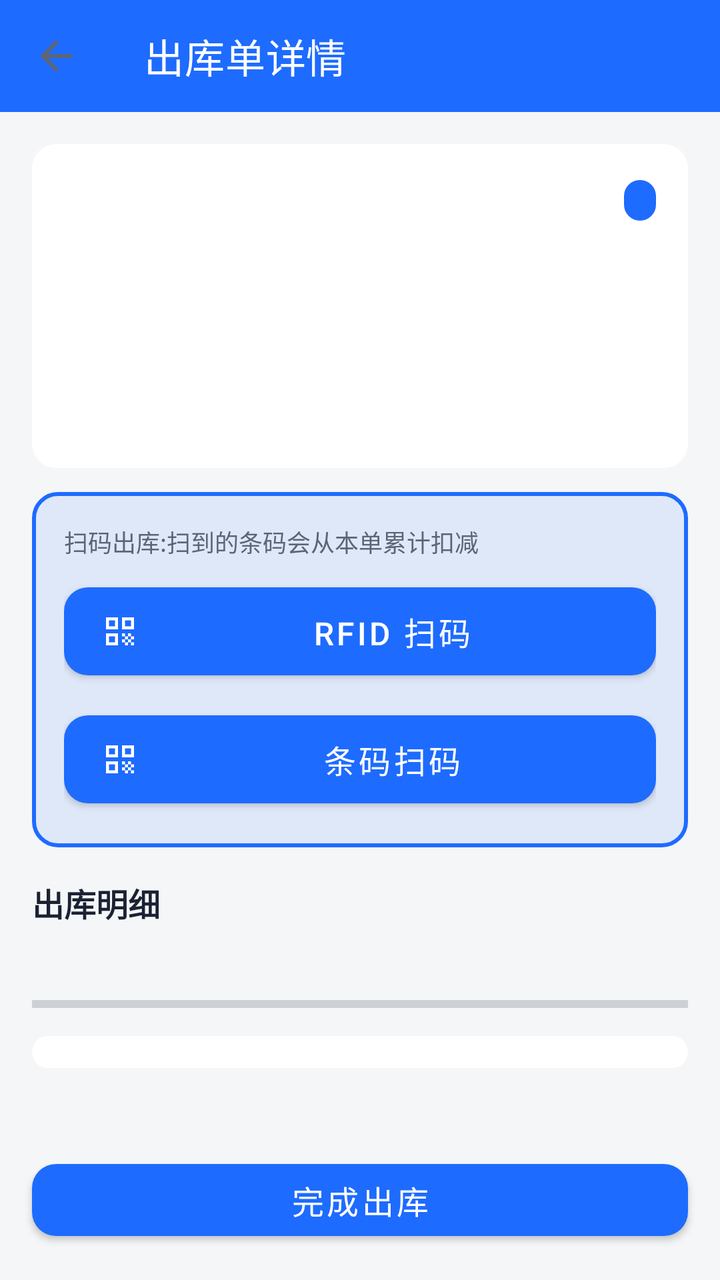
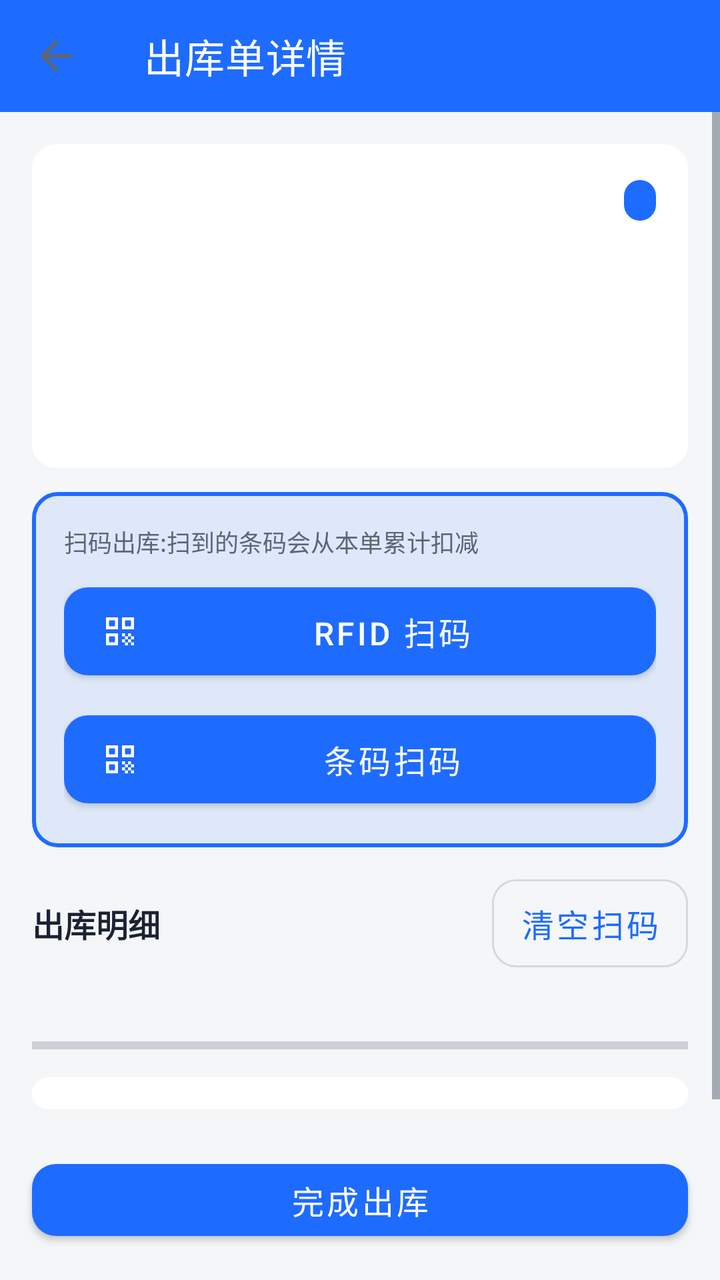

The first picture is an Android layout as it rendered before a commit; the second is the same layout after the commit. The layout source and the unified diff follow.
<!-- AndroidManifest.xml: application theme Theme.SimpleWmsPda -->
<!-- res/layout/activity_outbound_detail.xml -->
<?xml version="1.0" encoding="utf-8"?>
<LinearLayout xmlns:android="http://schemas.android.com/apk/res/android"
    xmlns:app="http://schemas.android.com/apk/res-auto"
    android:layout_width="match_parent"
    android:layout_height="match_parent"
    android:orientation="vertical"
    android:background="@color/bg_page">

    <com.google.android.material.appbar.MaterialToolbar
        android:id="@+id/toolbar"
        android:layout_width="match_parent"
        android:layout_height="?attr/actionBarSize"
        android:background="@color/primary"
        app:title="@string/outbound_detail_title"
        app:titleTextColor="@color/on_primary"
        app:navigationIcon="?attr/homeAsUpIndicator" />

    <ScrollView
        android:layout_width="match_parent"
        android:layout_height="0dp"
        android:layout_weight="1">

        <LinearLayout
            android:layout_width="match_parent"
            android:layout_height="wrap_content"
            android:orientation="vertical"
            android:padding="@dimen/space_lg">

            <LinearLayout
                style="@style/Card.SimpleWMS"
                android:layout_width="match_parent"
                android:layout_height="wrap_content"
                android:orientation="vertical">

                <LinearLayout
                    android:layout_width="match_parent"
                    android:layout_height="wrap_content"
                    android:orientation="horizontal"
                    android:gravity="center_vertical">

                    <TextView
                        android:id="@+id/tv_id"
                        android:layout_width="0dp"
                        android:layout_height="wrap_content"
                        android:layout_weight="1"
                        android:textColor="@color/text_primary"
                        android:textSize="@dimen/text_title"
                        android:textStyle="bold" />

                    <TextView
                        android:id="@+id/tv_status"
                        android:layout_width="wrap_content"
                        android:layout_height="wrap_content"
                        style="@style/Status.Pill" />
                </LinearLayout>

                <TextView
                    android:id="@+id/tv_customer"
                    android:layout_width="wrap_content"
                    android:layout_height="wrap_content"
                    android:layout_marginTop="@dimen/space_sm"
                    style="@style/Text.Body" />

                <TextView
                    android:id="@+id/tv_external_no"
                    android:layout_width="wrap_content"
                    android:layout_height="wrap_content"
                    style="@style/Text.Body" />

                <TextView
                    android:id="@+id/tv_operator"
                    android:layout_width="wrap_content"
                    android:layout_height="wrap_content"
                    style="@style/Text.Body" />

                <TextView
                    android:id="@+id/tv_summary"
                    android:layout_width="wrap_content"
                    android:layout_height="wrap_content"
                    style="@style/Text.Caption"
                    android:layout_marginTop="@dimen/space_xs" />

                <TextView
                    android:id="@+id/tv_remark"
                    android:layout_width="wrap_content"
                    android:layout_height="wrap_content"
                    style="@style/Text.Caption"
                    android:layout_marginTop="@dimen/space_xs" />
            </LinearLayout>

            <LinearLayout
                android:layout_width="match_parent"
                android:layout_height="wrap_content"
                android:orientation="vertical"
                android:padding="@dimen/space_lg"
                android:layout_marginTop="@dimen/space_md"
                android:background="@drawable/bg_scan_frame">

                <TextView
                    android:layout_width="wrap_content"
                    android:layout_height="wrap_content"
                    android:text="@string/outbound_scan_hint"
                    style="@style/Text.Caption" />

                
                <LinearLayout
                    android:layout_width="match_parent"
                    android:layout_height="wrap_content"
                    android:orientation="horizontal"
                    android:layout_marginTop="@dimen/space_sm">

                    <com.google.android.material.button.MaterialButton
                        android:id="@+id/btn_rfid_scan"
                        android:layout_width="0dp"
                        android:layout_height="56dp"
                        android:layout_weight="1"
                        android:text="RFID 扫码"
                        app:icon="@drawable/ic_scan" />

                    <com.google.android.material.button.MaterialButton
                        android:id="@+id/btn_rfid_stop"
                        android:layout_width="0dp"
                        android:layout_height="56dp"
                        android:layout_weight="1"
                        android:text="停止"
                        android:visibility="gone"
                        style="@style/Widget.Material3.Button.TonalButton" />
                </LinearLayout>

                
                <LinearLayout
                    android:layout_width="match_parent"
                    android:layout_height="wrap_content"
                    android:orientation="horizontal"
                    android:layout_marginTop="@dimen/space_sm">

                    <com.google.android.material.button.MaterialButton
                        android:id="@+id/btn_barcode_scan"
                        android:layout_width="0dp"
                        android:layout_height="56dp"
                        android:layout_weight="1"
                        android:text="条码扫码"
                        app:icon="@drawable/ic_scan" />

                    <com.google.android.material.button.MaterialButton
                        android:id="@+id/btn_barcode_stop"
                        android:layout_width="0dp"
                        android:layout_height="56dp"
                        android:layout_weight="1"
                        android:text="停止"
                        android:visibility="gone"
                        style="@style/Widget.Material3.Button.TonalButton" />
                </LinearLayout>
            </LinearLayout>

            <TextView
                android:layout_width="wrap_content"
                android:layout_height="wrap_content"
                android:layout_marginTop="@dimen/space_lg"
                android:text="@string/section_lines_outbound"
                style="@style/Text.Subtitle" />

            <TextView
                android:id="@+id/tv_progress"
                android:layout_width="wrap_content"
                android:layout_height="wrap_content"
                android:layout_marginTop="@dimen/space_sm"
                style="@style/Text.Body"
                android:textColor="@color/text_secondary" />

            <ProgressBar
                android:id="@+id/progress_bar"
                style="?android:attr/progressBarStyleHorizontal"
                android:layout_width="match_parent"
                android:layout_height="wrap_content"
                android:layout_marginTop="@dimen/space_xs"
                android:max="100"
                android:progress="0" />

            <LinearLayout
                android:id="@+id/ll_lines"
                android:layout_width="match_parent"
                android:layout_height="wrap_content"
                android:orientation="vertical"
                android:background="@drawable/bg_card"
                android:padding="@dimen/space_sm"
                android:layout_marginTop="@dimen/space_sm" />

            
            <TextView
                android:id="@+id/tv_scanned_title"
                android:layout_width="wrap_content"
                android:layout_height="wrap_content"
                android:layout_marginTop="@dimen/space_lg"
                android:text="扫码记录"
                style="@style/Text.Subtitle"
                android:visibility="gone" />

            <LinearLayout
                android:id="@+id/ll_scanned"
                android:layout_width="match_parent"
                android:layout_height="wrap_content"
                android:orientation="vertical"
                android:background="@drawable/bg_card"
                android:padding="@dimen/space_sm"
                android:layout_marginTop="@dimen/space_sm"
                android:visibility="gone" />
        </LinearLayout>
    </ScrollView>

    <com.google.android.material.button.MaterialButton
        android:id="@+id/btn_complete"
        android:layout_width="match_parent"
        android:layout_height="wrap_content"
        android:layout_margin="@dimen/space_lg"
        android:text="@string/btn_complete_outbound" />
</LinearLayout>
<!-- resources referenced by this layout -->
<resources>
  <color name="bg_page">#F4F6F8</color>
  <color name="on_primary">#FFFFFF</color>
  <color name="primary">#1E6BFF</color>
  <color name="text_primary">#1A2233</color>
  <color name="text_secondary">#5C6577</color>
  <dimen name="space_lg">16dp</dimen>
  <dimen name="space_md">12dp</dimen>
  <dimen name="space_sm">8dp</dimen>
  <dimen name="space_xs">4dp</dimen>
  <dimen name="text_title">18sp</dimen>
  <!-- drawable bg_card (drawable) -->
  <?xml version="1.0" encoding="utf-8"?>
  <shape xmlns:android="http://schemas.android.com/apk/res/android" android:shape="rectangle">
      <solid android:color="@color/bg_card" />
      <corners android:radius="@dimen/card_corner" />
  </shape>
  <!-- drawable bg_scan_frame (drawable) -->
  <?xml version="1.0" encoding="utf-8"?>
  <shape xmlns:android="http://schemas.android.com/apk/res/android" android:shape="rectangle">
      <solid android:color="#1A1E6BFF" />
      <stroke android:width="2dp" android:color="@color/primary" />
      <corners android:radius="12dp" />
  </shape>
  <string name="btn_complete_outbound">完成出库</string>
  <string name="outbound_detail_title">出库单详情</string>
  <string name="outbound_scan_hint">扫码出库:扫到的条码会从本单累计扣减</string>
  <string name="section_lines_outbound">出库明细</string>
  <style name="Card.SimpleWMS">
          <item name="android:background">@drawable/bg_card</item>
          <item name="android:padding">@dimen/space_lg</item>
      </style>
  <style name="Status.Pill">
          <item name="android:textSize">@dimen/text_caption</item>
          <item name="android:textColor">@color/on_primary</item>
          <item name="android:background">@drawable/bg_pill</item>
          <item name="android:paddingStart">@dimen/space_sm</item>
          <item name="android:paddingEnd">@dimen/space_sm</item>
          <item name="android:paddingTop">2dp</item>
          <item name="android:paddingBottom">2dp</item>
      </style>
  <style name="Text.Body">
          <item name="android:textSize">@dimen/text_body</item>
          <item name="android:textColor">@color/text_primary</item>
      </style>
  <style name="Text.Caption">
          <item name="android:textSize">@dimen/text_caption</item>
          <item name="android:textColor">@color/text_secondary</item>
      </style>
  <style name="Text.Subtitle">
          <item name="android:textSize">@dimen/text_subtitle</item>
          <item name="android:textColor">@color/text_primary</item>
          <item name="android:textStyle">bold</item>
      </style>
  <style name="Theme.SimpleWmsPda" parent="Theme.SimpleWMS" />
  <color name="bg_card">#FFFFFF</color>
  <dimen name="card_corner">12dp</dimen>
  <dimen name="text_caption">12sp</dimen>
  <!-- drawable bg_pill (drawable) -->
  <?xml version="1.0" encoding="utf-8"?>
  <shape xmlns:android="http://schemas.android.com/apk/res/android" android:shape="rectangle">
      <solid android:color="@color/primary" />
      <corners android:radius="100dp" />
  </shape>
  <dimen name="text_body">14sp</dimen>
  <dimen name="text_subtitle">16sp</dimen>
  <color name="primary_dark">#0E4CCB</color>
  <color name="accent">#00B894</color>
  <style name="Widget.SimpleWMS.Button" parent="Widget.MaterialComponents.Button">
          <item name="cornerRadius">@dimen/card_corner</item>
          <item name="android:minHeight">@dimen/touch_min</item>
          <item name="android:textSize">@dimen/text_subtitle</item>
      </style>
  <dimen name="touch_min">48dp</dimen>
  <!-- unchanged entries left out for length: 2 -->
</resources>

<!-- the commit's change to res/layout/activity_outbound_detail.xml (unified diff, before → after) -->
@@ -123,8 +123,9 @@
                         android:layout_height="56dp"
                         android:layout_weight="1"
                         android:text="停止"
+                        android:textColor="@color/on_primary"
                         android:visibility="gone"
-                        style="@style/Widget.Material3.Button.TonalButton" />
+                        app:backgroundTint="@color/primary" />
                 </LinearLayout>
 
                 
@@ -148,17 +149,40 @@
                         android:layout_height="56dp"
                         android:layout_weight="1"
                         android:text="停止"
+                        android:textColor="@color/on_primary"
                         android:visibility="gone"
-                        style="@style/Widget.Material3.Button.TonalButton" />
+                        app:backgroundTint="@color/primary" />
                 </LinearLayout>
             </LinearLayout>
 
-            <TextView
-                android:layout_width="wrap_content"
+            <LinearLayout
+                android:layout_width="match_parent"
                 android:layout_height="wrap_content"
                 android:layout_marginTop="@dimen/space_lg"
-                android:text="@string/section_lines_outbound"
-                style="@style/Text.Subtitle" />
+                android:orientation="horizontal"
+                android:gravity="center_vertical">
+
+                <TextView
+                    android:layout_width="0dp"
+                    android:layout_height="wrap_content"
+                    android:layout_weight="1"
+                    android:text="@string/section_lines_outbound"
+                    style="@style/Text.Subtitle" />
+
+                <com.google.android.material.button.MaterialButton
+                    android:id="@+id/btn_clear_scans"
+                    style="@style/Widget.SimpleWMS.Button.Outlined"
+                    android:layout_width="wrap_content"
+                    android:layout_height="44dp"
+                    android:minWidth="0dp"
+                    android:insetTop="0dp"
+                    android:insetBottom="0dp"
+                    android:paddingStart="14dp"
+                    android:paddingEnd="14dp"
+                    android:text="清空扫码"
+                    android:textColor="@color/primary"
+                    app:iconTint="@color/primary" />
+            </LinearLayout>
 
             <TextView
                 android:id="@+id/tv_progress"
<!-- resource entries referenced after the edit -->
@@ -53,6 +53,10 @@
           <item name="android:textColor">@color/text_primary</item>
           <item name="android:textStyle">bold</item>
       </style>
+  <style name="Widget.SimpleWMS.Button.Outlined" parent="Widget.MaterialComponents.Button.OutlinedButton">
+          <item name="cornerRadius">@dimen/card_corner</item>
+          <item name="android:minHeight">@dimen/touch_min</item>
+      </style>
   <style name="Theme.SimpleWmsPda" parent="Theme.SimpleWMS" />
   <color name="bg_card">#FFFFFF</color>
   <dimen name="card_corner">12dp</dimen>
